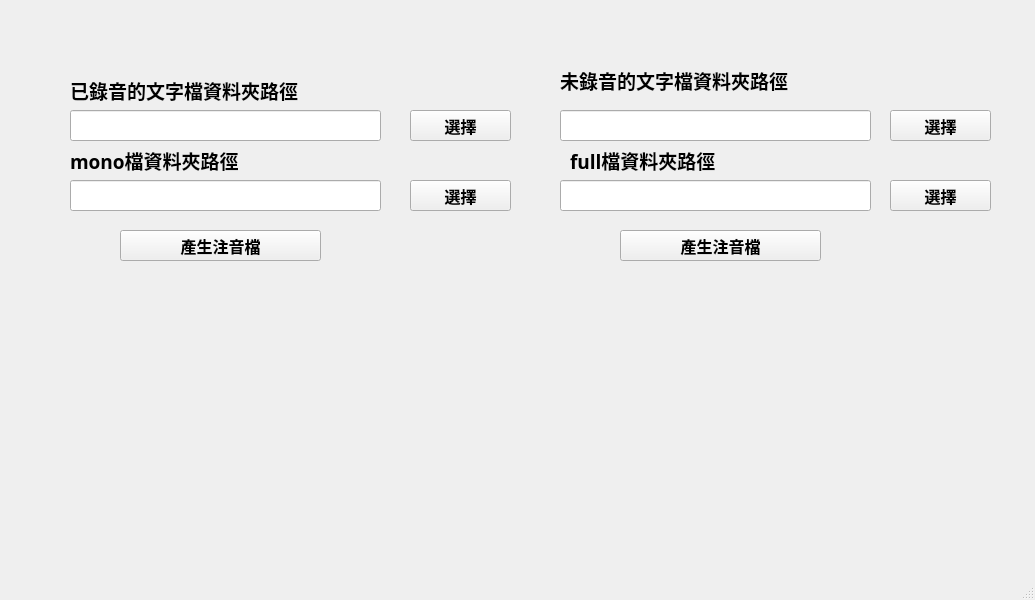
Before: the Qt Designer form phonetic_mark_tool.ui in KennyChenFight/phonetic_mark_tool, drawn with Qt 5.
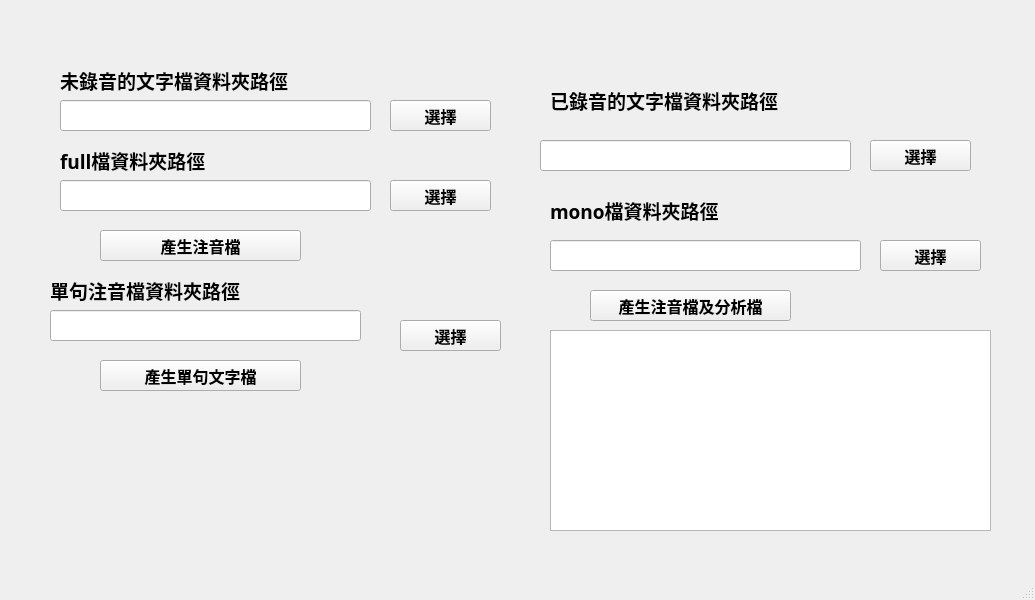
After: the same form once the commit is applied. Icons and pictures are not drawn.

The edit to the form file:
```diff
--- a/phonetic_mark_tool.ui
+++ b/phonetic_mark_tool.ui
@@ -27,8 +27,8 @@
    <widget class="QLabel" name="label">
     <property name="geometry">
      <rect>
-      <x>70</x>
-      <y>70</y>
+      <x>550</x>
+      <y>80</y>
       <width>231</width>
       <height>41</height>
      </rect>
@@ -48,7 +48,7 @@
    <widget class="QLabel" name="label_2">
     <property name="geometry">
      <rect>
-      <x>560</x>
+      <x>60</x>
       <y>60</y>
       <width>231</width>
       <height>41</height>
@@ -69,8 +69,8 @@
    <widget class="QLineEdit" name="le_recorded_file_dir">
     <property name="geometry">
      <rect>
-      <x>70</x>
-      <y>110</y>
+      <x>540</x>
+      <y>140</y>
       <width>311</width>
       <height>31</height>
      </rect>
@@ -87,8 +87,8 @@
    <widget class="QLineEdit" name="le_record_file_dir">
     <property name="geometry">
      <rect>
-      <x>560</x>
-      <y>110</y>
+      <x>60</x>
+      <y>100</y>
       <width>311</width>
       <height>31</height>
      </rect>
@@ -105,8 +105,8 @@
    <widget class="QPushButton" name="pb_recorded_file_dir">
     <property name="geometry">
      <rect>
-      <x>410</x>
-      <y>110</y>
+      <x>870</x>
+      <y>140</y>
       <width>101</width>
       <height>31</height>
      </rect>
@@ -126,8 +126,8 @@
    <widget class="QLabel" name="label_3">
     <property name="geometry">
      <rect>
-      <x>70</x>
-      <y>140</y>
+      <x>550</x>
+      <y>190</y>
       <width>231</width>
       <height>41</height>
      </rect>
@@ -147,8 +147,8 @@
    <widget class="QLineEdit" name="le_recorded_mono_dir">
     <property name="geometry">
      <rect>
-      <x>70</x>
-      <y>180</y>
+      <x>550</x>
+      <y>240</y>
       <width>311</width>
       <height>31</height>
      </rect>
@@ -165,8 +165,8 @@
    <widget class="QPushButton" name="pb_recorded_mono_file_dir">
     <property name="geometry">
      <rect>
-      <x>410</x>
-      <y>180</y>
+      <x>880</x>
+      <y>240</y>
       <width>101</width>
       <height>31</height>
      </rect>
@@ -186,8 +186,8 @@
    <widget class="QPushButton" name="pb_mark_mono_file">
     <property name="geometry">
      <rect>
-      <x>120</x>
-      <y>230</y>
+      <x>590</x>
+      <y>290</y>
       <width>201</width>
       <height>31</height>
      </rect>
@@ -201,14 +201,14 @@
      </font>
     </property>
     <property name="text">
-     <string>產生注音檔</string>
+     <string>產生注音檔及分析檔</string>
     </property>
    </widget>
    <widget class="QPushButton" name="pb_record_file_dir">
     <property name="geometry">
      <rect>
-      <x>890</x>
-      <y>110</y>
+      <x>390</x>
+      <y>100</y>
       <width>101</width>
       <height>31</height>
      </rect>
@@ -228,7 +228,7 @@
    <widget class="QLabel" name="label_4">
     <property name="geometry">
      <rect>
-      <x>570</x>
+      <x>60</x>
       <y>140</y>
       <width>231</width>
       <height>41</height>
@@ -249,7 +249,7 @@
    <widget class="QLineEdit" name="le_record_full_dir">
     <property name="geometry">
      <rect>
-      <x>560</x>
+      <x>60</x>
       <y>180</y>
       <width>311</width>
       <height>31</height>
@@ -267,7 +267,7 @@
    <widget class="QPushButton" name="pb_record_full_dir">
     <property name="geometry">
      <rect>
-      <x>890</x>
+      <x>390</x>
       <y>180</y>
       <width>101</width>
       <height>31</height>
@@ -288,7 +288,7 @@
    <widget class="QPushButton" name="pb_mark_full_file">
     <property name="geometry">
      <rect>
-      <x>620</x>
+      <x>100</x>
       <y>230</y>
       <width>201</width>
       <height>31</height>
@@ -306,6 +306,105 @@
      <string>產生注音檔</string>
     </property>
    </widget>
+   <widget class="QTextBrowser" name="tb_error_file">
+    <property name="geometry">
+     <rect>
+      <x>550</x>
+      <y>330</y>
+      <width>441</width>
+      <height>201</height>
+     </rect>
+    </property>
+    <property name="font">
+     <font>
+      <family>微軟正黑體</family>
+      <pointsize>10</pointsize>
+      <weight>75</weight>
+      <bold>true</bold>
+     </font>
+    </property>
+   </widget>
+   <widget class="QLineEdit" name="le_recorded_file_dir_2">
+    <property name="geometry">
+     <rect>
+      <x>50</x>
+      <y>310</y>
+      <width>311</width>
+      <height>31</height>
+     </rect>
+    </property>
+    <property name="font">
+     <font>
+      <family>微軟正黑體</family>
+      <pointsize>12</pointsize>
+      <weight>75</weight>
+      <bold>true</bold>
+     </font>
+    </property>
+   </widget>
+   <widget class="QLabel" name="label_5">
+    <property name="geometry">
+     <rect>
+      <x>50</x>
+      <y>270</y>
+      <width>231</width>
+      <height>41</height>
+     </rect>
+    </property>
+    <property name="font">
+     <font>
+      <family>微軟正黑體</family>
+      <pointsize>14</pointsize>
+      <weight>75</weight>
+      <bold>true</bold>
+     </font>
+    </property>
+    <property name="text">
+     <string>單句注音檔資料夾路徑</string>
+    </property>
+   </widget>
+   <widget class="QPushButton" name="pb_record_full_dir_2">
+    <property name="geometry">
+     <rect>
+      <x>400</x>
+      <y>320</y>
+      <width>101</width>
+      <height>31</height>
+     </rect>
+    </property>
+    <property name="font">
+     <font>
+      <family>微軟正黑體</family>
+      <pointsize>12</pointsize>
+      <weight>75</weight>
+      <bold>true</bold>
+     </font>
+    </property>
+    <property name="text">
+     <string>選擇</string>
+    </property>
+   </widget>
+   <widget class="QPushButton" name="pb_mark_full_file_2">
+    <property name="geometry">
+     <rect>
+      <x>100</x>
+      <y>360</y>
+      <width>201</width>
+      <height>31</height>
+     </rect>
+    </property>
+    <property name="font">
+     <font>
+      <family>微軟正黑體</family>
+      <pointsize>12</pointsize>
+      <weight>75</weight>
+      <bold>true</bold>
+     </font>
+    </property>
+    <property name="text">
+     <string>產生單句文字檔</string>
+    </property>
+   </widget>
   </widget>
   <widget class="QMenuBar" name="menubar">
    <property name="geometry">
```
